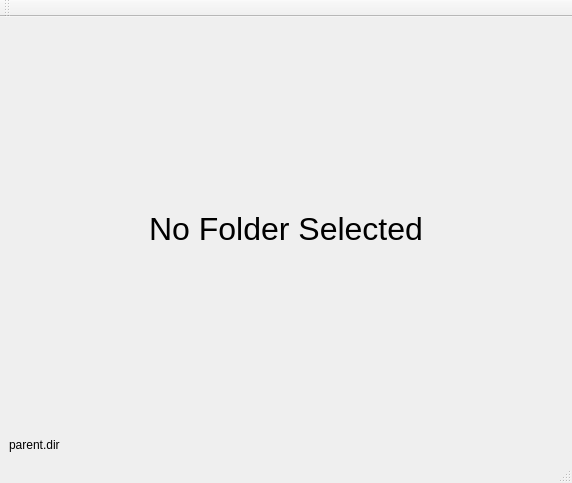
yqwu905/ImageLabel, file mainwindow.ui: the form before one commit.
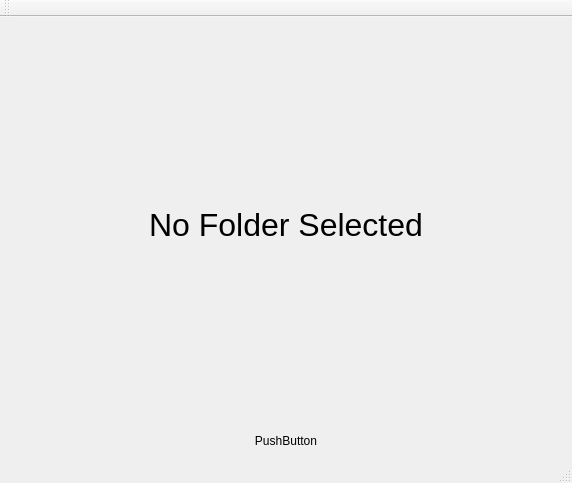
The form after the commit.

```diff
--- a/mainwindow.ui
+++ b/mainwindow.ui
@@ -19,7 +19,7 @@
    </property>
    <layout class="QVBoxLayout" name="verticalLayout">
     <item>
-     <layout class="QGridLayout" name="gridLayout" rowstretch="8,0">
+     <layout class="QGridLayout" name="gridLayout" rowstretch="8,0,0">
       <property name="sizeConstraint">
        <enum>QLayout::SetNoConstraint</enum>
       </property>
@@ -60,9 +60,12 @@
      </layout>
     </item>
     <item>
-     <widget class="QLabel" name="dir_label">
+     <widget class="QPushButton" name="dir_button">
       <property name="text">
-       <string>parent.dir</string>
+       <string>PushButton</string>
+      </property>
+      <property name="flat">
+       <bool>true</bool>
       </property>
      </widget>
     </item>
```
Left out of the diff: 14 changed lines with no effect on the pictures.
